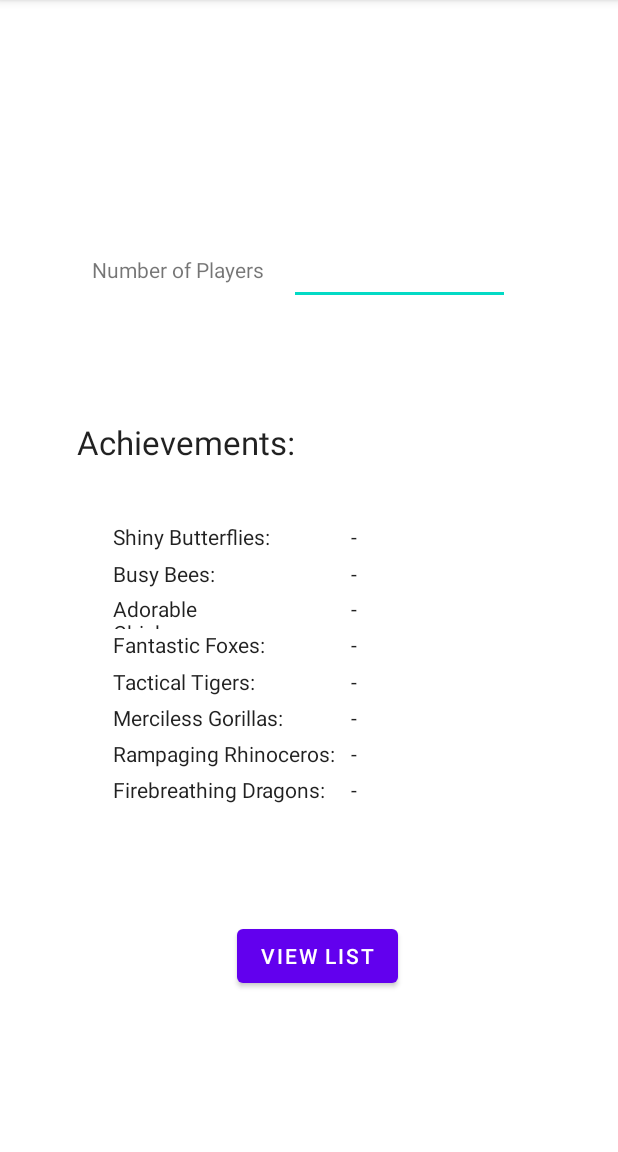
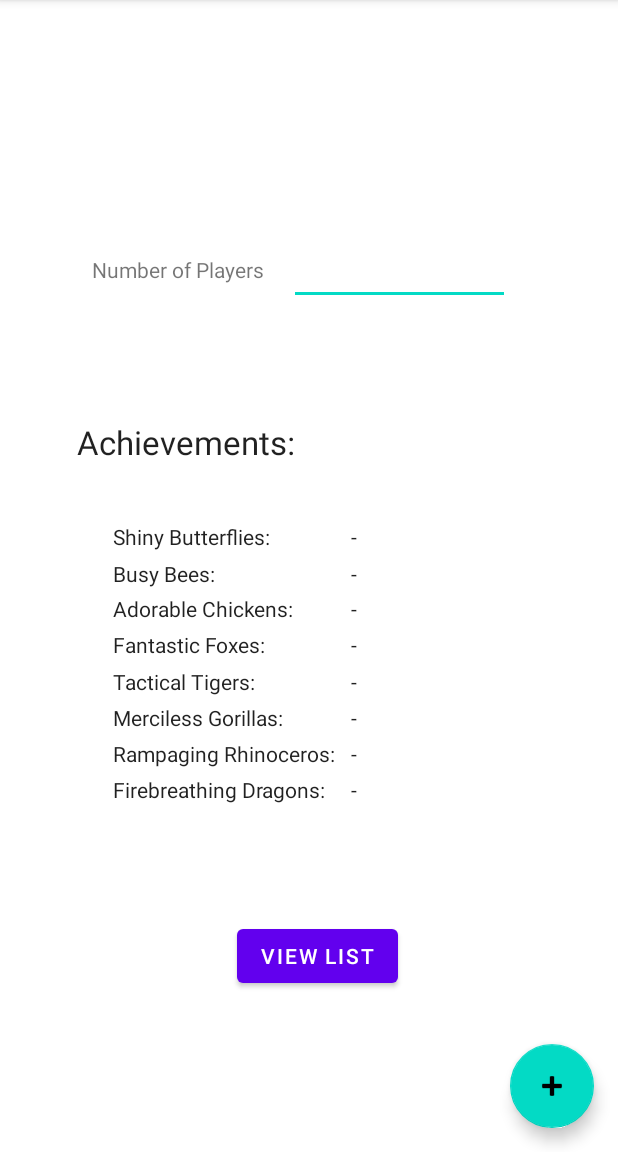
Before and after one commit to JessebotX/CooperativeAchievementApp, an Android app: the screen it shows after launch (GameConfigInfoActivity), after a tap on an icon or button, on a phone screen of 412 x 824 dp, the part 84-1236 px from its top. Run offline under Robolectric (Android 15) with nearby library versions, the phone set to English and light mode, and no system bars; our stand-ins replace navigation-ui; 2 statements that could not run were skipped.

Commit message:
added fab icon to game config activity

```diff
--- a/app/src/main/java/ca/university/myapplication/GameConfigInfoActivity.java
+++ b/app/src/main/java/ca/university/myapplication/GameConfigInfoActivity.java
@@ -7,6 +7,7 @@ import android.content.Intent;
 import android.os.Bundle;
 import android.text.Editable;
 import android.text.TextWatcher;
+import android.widget.Button;
 import android.widget.EditText;
 import android.widget.TextView;
 import android.widget.Toast;
@@ -31,6 +32,7 @@ public class GameConfigInfoActivity extends AppCompatActivity {
 
     EditText userInput;
 
+    Button fab;
 
     @Override
     protected void onCreate(Bundle savedInstanceState) {
@@ -54,8 +56,18 @@ public class GameConfigInfoActivity extends AppCompatActivity {
 
 
         setUpListener();
+        setUpFab();
 
+    }
 
+    private void setUpFab() {
+        fab = findViewById(R.id.GameConfigAddFab);
+
+        fab.setOnClickListener(view -> {
+            // start add game activity: uncomment after merge
+//            Intent addGameIntent = AddGameActivity.makeIntent(MainActivity.this, gameIndex);
+//            startActivity(addGameIntent);
+        });
     }
 
     private void setUpListener() {
--- a/app/src/main/res/layout/activity_game_config_info.xml
+++ b/app/src/main/res/layout/activity_game_config_info.xml
@@ -201,16 +201,16 @@
 
     <TextView
         android:id="@+id/textView6"
-        android:layout_width="117dp"
-        android:layout_height="23dp"
+        android:layout_width="152dp"
+        android:layout_height="26dp"
         android:text="Adorable Chickens:"
         android:textAppearance="@style/TextAppearance.AppCompat.Body1"
         app:layout_constraintBottom_toBottomOf="parent"
         app:layout_constraintEnd_toEndOf="parent"
-        app:layout_constraintHorizontal_bias="0.255"
+        app:layout_constraintHorizontal_bias="0.289"
         app:layout_constraintStart_toStartOf="parent"
         app:layout_constraintTop_toTopOf="parent"
-        app:layout_constraintVertical_bias="0.532" />
+        app:layout_constraintVertical_bias="0.534" />
 
     <EditText
         android:id="@+id/etNumPlayersGameConfig"
@@ -261,4 +261,16 @@
         app:layout_constraintStart_toStartOf="parent"
         app:layout_constraintTop_toTopOf="parent"
         app:layout_constraintVertical_bias="0.852" />
+
+    <com.google.android.material.floatingactionbutton.FloatingActionButton
+        android:id="@+id/GameConfigAddFab"
+        android:layout_width="wrap_content"
+        android:layout_height="wrap_content"
+        android:layout_gravity="end"
+        android:layout_marginEnd="16dp"
+        android:layout_marginBottom="16dp"
+        android:src="@android:drawable/ic_input_add"
+        app:fabSize="normal"
+        app:layout_constraintBottom_toBottomOf="parent"
+        app:layout_constraintEnd_toEndOf="parent" />
 </androidx.constraintlayout.widget.ConstraintLayout>
```
